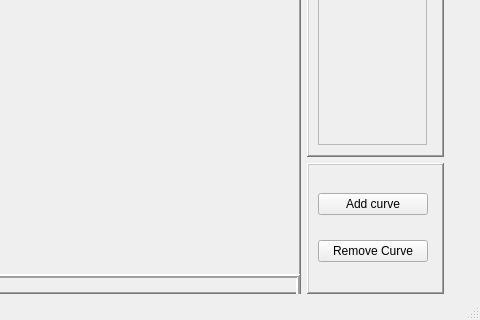
lawrence-iviani/QT_tone_generator, file ComplexToneGenerator/mainwindow.ui: the form before one commit; both pictures show x 266 to 746 and y 273 to 593 of the 746 by 593 pixel window.
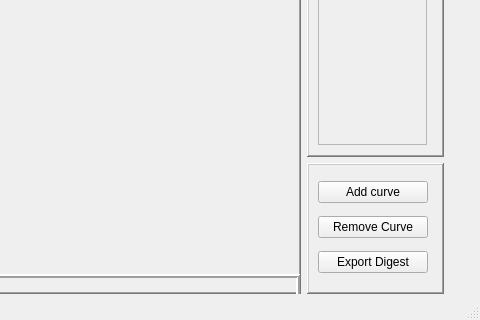
The form after the commit.

Commit message: Start implementation of export wavfile and relative trunk

Patch:
```diff
--- a/ComplexToneGenerator/mainwindow.ui
+++ b/ComplexToneGenerator/mainwindow.ui
@@ -211,6 +211,13 @@
            </property>
           </widget>
          </item>
+         <item>
+          <widget class="QPushButton" name="pushButtonExportDigetCurve">
+           <property name="text">
+            <string>Export Digest</string>
+           </property>
+          </widget>
+         </item>
         </layout>
        </widget>
       </widget>
```
Left out of the diff: 21 changed lines with no effect on the pictures. The commit also changes 32 other files.
